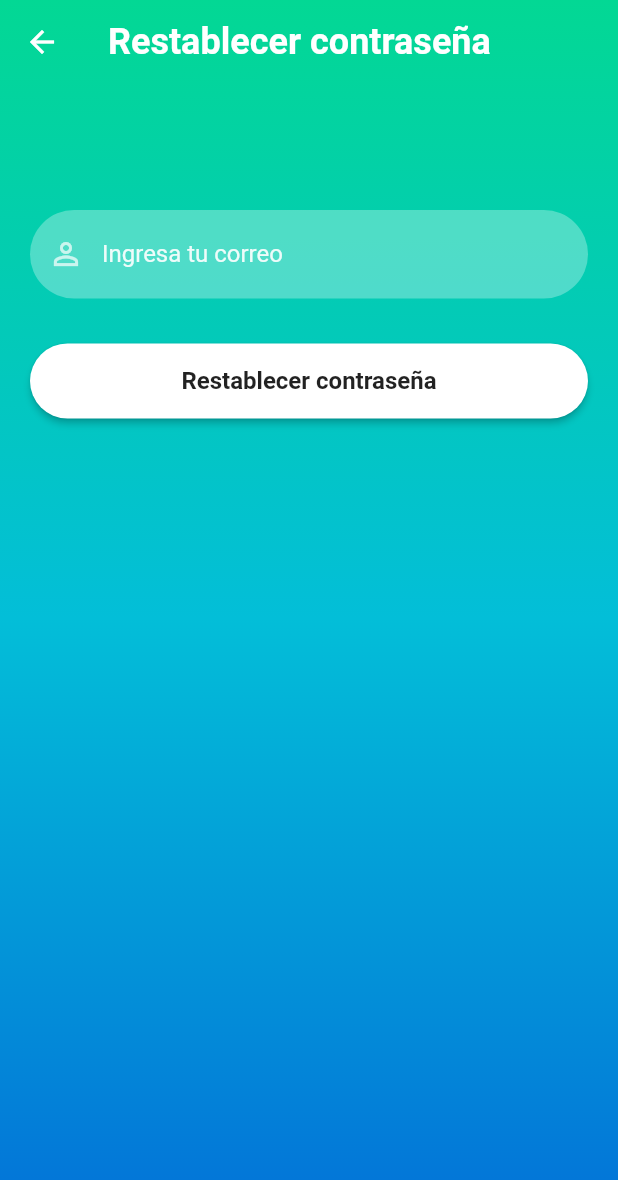
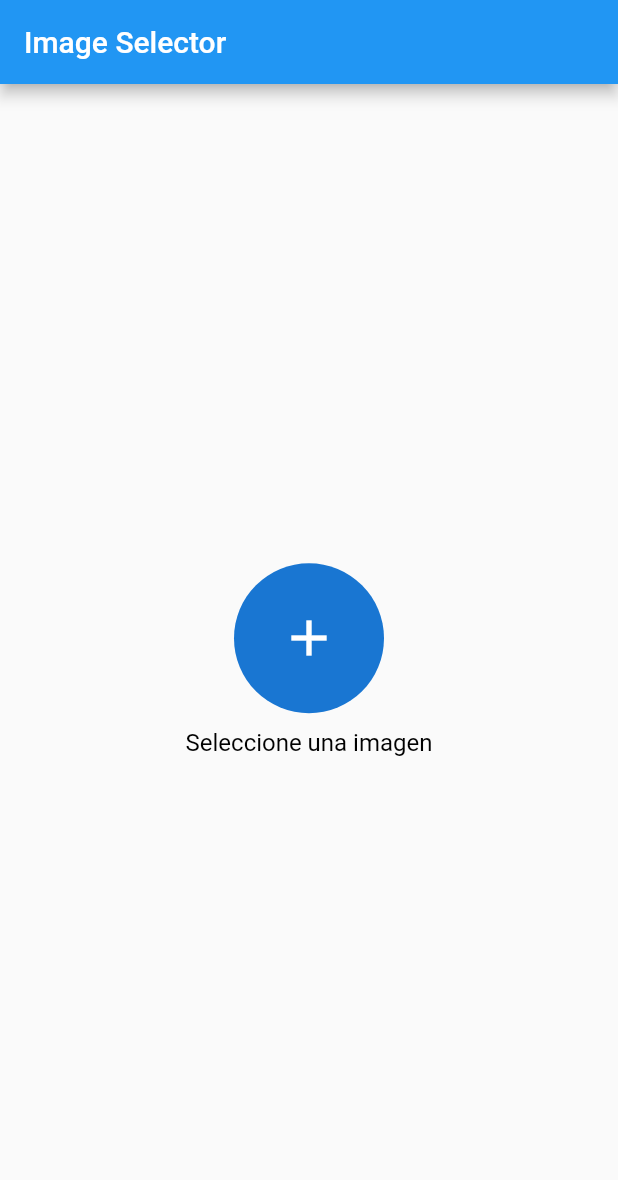
Before and after one commit to Mane64/chatvenenoso, a Flutter app: the screen it shows after launch, after a tap on "¿Haz olvidado la contraseña?", on a phone screen of 412 x 824 dp. Shown: the top 1180 px of the screen. Run offline on Flutter 3.47's test engine with Material 2 defaults, Android fonts, the phone set to English and light mode, and no system bars; our stand-ins replace audioplayers, cached_network_image, cloud_firestore, firebase_auth, firebase_core, firebase_storage and 2 more; accounts and stored records are empty.

Commit message:
en efecto no funcionan las imagenes

```diff
--- /dev/null
+++ b/lib/foto.dart
@@ -0,0 +1,77 @@
+import 'dart:io';
+import 'package:flutter/material.dart';
+import 'package:image_picker/image_picker.dart';
+
+void main() {
+  runApp(MyApp());
+}
+
+class MyApp extends StatelessWidget {
+  @override
+  Widget build(BuildContext context) {
+    return MaterialApp(
+      home: ImageSelectorScreen(),
+    );
+  }
+}
+
+class ImageSelectorScreen extends StatefulWidget {
+  @override
+  _ImageSelectorScreenState createState() => _ImageSelectorScreenState();
+}
+
+class _ImageSelectorScreenState extends State<ImageSelectorScreen> {
+  XFile? _imageFile; // Almacena la imagen seleccionada
+
+  // Método para seleccionar una imagen de la galería
+  Future<void> _pickImage() async {
+    final picker = ImagePicker();
+    final pickedImage = await picker.pickImage(source: ImageSource.gallery);
+
+    if (pickedImage != null) {
+      setState(() {
+        _imageFile = pickedImage;
+      });
+    }
+  }
+
+  @override
+  Widget build(BuildContext context) {
+    return Scaffold(
+      appBar: AppBar(
+        title: Text('Image Selector'),
+      ),
+      body: Center(
+        child: Column(
+          mainAxisAlignment: MainAxisAlignment.center,
+          children: [
+            GestureDetector(
+              onTap: _pickImage,
+              child: CircleAvatar(
+                radius: 50,
+                backgroundImage: _imageFile != null
+                    ? FileImage(File(_imageFile!.path))
+                    : null,
+                child: _imageFile == null
+                    ? Icon(
+                        Icons.add,
+                        size: 40,
+                        color: Colors.white,
+                      )
+                    : null,
+              ),
+            ),
+            const SizedBox(height: 10),
+            Text(
+              'Seleccione una imagen',
+              style: TextStyle(
+                fontSize: 16,
+                color: Colors.black,
+              ),
+            ),
+          ],
+        ),
+      ),
+    );
+  }
+}
--- a/lib/screens/signin_screen.dart
+++ b/lib/screens/signin_screen.dart
@@ -5,6 +5,7 @@ import 'package:chatvenenoso/screens/reset_password.dart';
 import 'package:chatvenenoso/screens/signinup_screen.dart';
 import 'package:chatvenenoso/utils/color_utils.dart';
 import 'package:chatvenenoso/Canales.dart';
+import 'package:chatvenenoso/foto.dart';
 
 class SignInScreen extends StatefulWidget {
   const SignInScreen({Key? key}) : super(key: key);
@@ -16,7 +17,8 @@ class SignInScreen extends StatefulWidget {
 class _SignInScreenState extends State<SignInScreen> {
   TextEditingController _passwordTextController = TextEditingController();
   TextEditingController _emailTextController = TextEditingController();
-  bool _isPasswordVisible = false; // Variable para mostrar u ocultar la contraseña
+  bool _isPasswordVisible =
+      false; // Variable para mostrar u ocultar la contraseña
 
   @override
   Widget build(BuildContext context) {
@@ -37,29 +39,38 @@ class _SignInScreenState extends State<SignInScreen> {
         ),
         child: SingleChildScrollView(
           child: Padding(
-            padding: EdgeInsets.fromLTRB(20, MediaQuery.of(context).size.height * 0.2, 20, 0),
+            padding: EdgeInsets.fromLTRB(
+                20, MediaQuery.of(context).size.height * 0.2, 20, 0),
             child: Column(
               children: <Widget>[
                 logoWidget("assets/LOGOUPPECOLOR.png"),
                 const SizedBox(
                   height: 30,
                 ),
-                reusableTextField("Ingresa tu correo", Icons.person_outline, false, _emailTextController),
+                reusableTextField("Ingresa tu correo", Icons.person_outline,
+                    false, _emailTextController),
                 const SizedBox(
                   height: 20,
                 ),
                 Stack(
                   alignment: Alignment.centerRight,
                   children: [
-                    reusableTextField("Ingresa la contraseña", Icons.lock_outline, !_isPasswordVisible, _passwordTextController),
+                    reusableTextField(
+                        "Ingresa la contraseña",
+                        Icons.lock_outline,
+                        !_isPasswordVisible,
+                        _passwordTextController),
                     IconButton(
                       onPressed: () {
                         setState(() {
-                          _isPasswordVisible = !_isPasswordVisible; // Cambiar el estado para mostrar u ocultar la contraseña
+                          _isPasswordVisible =
+                              !_isPasswordVisible; // Cambiar el estado para mostrar u ocultar la contraseña
                         });
                       },
                       icon: Icon(
-                        _isPasswordVisible ? Icons.visibility : Icons.visibility_off,
+                        _isPasswordVisible
+                            ? Icons.visibility
+                            : Icons.visibility_off,
                       ),
                     ),
                   ],
@@ -68,7 +79,8 @@ class _SignInScreenState extends State<SignInScreen> {
                   height: 5,
                 ),
                 forgetPassword(context),
-                firebaseUIButton(context, "Ingresar", _signInUser), // Modificación aquí
+                firebaseUIButton(
+                    context, "Ingresar", _signInUser), // Modificación aquí
                 signUpOption()
               ],
             ),
@@ -82,14 +94,16 @@ class _SignInScreenState extends State<SignInScreen> {
     return Row(
       mainAxisAlignment: MainAxisAlignment.center,
       children: [
-        const Text("¿No tienes cuenta?", style: TextStyle(color: Colors.white70)),
+        const Text("¿No tienes cuenta?",
+            style: TextStyle(color: Colors.white70)),
         GestureDetector(
           onTap: () {
             Navigator.push(
               context,
               PageRouteBuilder(
                 transitionDuration: Duration(milliseconds: 500),
-                transitionsBuilder: (context, animation, secondaryAnimation, child) {
+                transitionsBuilder:
+                    (context, animation, secondaryAnimation, child) {
                   var begin = Offset(1.0, 0.0);
                   var end = Offset.zero;
                   var tween = Tween(begin: begin, end: end);
@@ -130,7 +144,8 @@ class _SignInScreenState extends State<SignInScreen> {
             context,
             PageRouteBuilder(
               transitionDuration: Duration(milliseconds: 500),
-              transitionsBuilder: (context, animation, secondaryAnimation, child) {
+              transitionsBuilder:
+                  (context, animation, secondaryAnimation, child) {
                 var begin = Offset(1.0, 0.0);
                 var end = Offset.zero;
                 var tween = Tween(begin: begin, end: end);
@@ -141,7 +156,7 @@ class _SignInScreenState extends State<SignInScreen> {
                 );
               },
               pageBuilder: (context, animation, secondaryAnimation) {
-                return ResetPassword();
+                return MyApp(); //ddddddddd
               },
             ),
           );
@@ -160,7 +175,8 @@ class _SignInScreenState extends State<SignInScreen> {
         context: context,
         builder: (context) => AlertDialog(
           title: Text('Error de Inicio de Sesión'),
-          content: Text('Debes rellenar todos los campos con tus credenciales.'),
+          content:
+              Text('Debes rellenar todos los campos con tus credenciales.'),
           actions: [
             TextButton(
               onPressed: () {
@@ -202,7 +218,8 @@ class _SignInScreenState extends State<SignInScreen> {
         context: context,
         builder: (context) => AlertDialog(
           title: Text('Error de Inicio de Sesión'),
-          content: Text('Hubo un error al iniciar sesión. Verifica tus credenciales e intenta nuevamente.'),
+          content: Text(
+              'Hubo un error al iniciar sesión. Verifica tus credenciales e intenta nuevamente.'),
           actions: [
             TextButton(
               onPressed: () {
@@ -211,7 +228,6 @@ class _SignInScreenState extends State<SignInScreen> {
               child: Text(
                 'OK',
                 style: TextStyle(color: Colors.blue),
-
               ),
             ),
           ],
--- a/pubspec.yaml
+++ b/pubspec.yaml
@@ -41,7 +41,7 @@ dependencies:
   file_picker: ^5.3.3
   video_player: ^2.7.0
   image_picker: ^1.0.1
-  audioplayers: ^5.0.0
+  audioplayers: ^0.20.1
   # The following adds the Cupertino Icons font to your application.
   # Use with the CupertinoIcons class for iOS style icons.
   cupertino_icons: ^1.0.2
@@ -72,7 +72,6 @@ flutter:
   assets:
    -  assets/LOGOUPPECOLOR.png
    -  assets/chat-icon.jpg
-   -  assets/sounds/pop.mp3
 
 
   # An image asset can refer to one or more resolution-specific "variants", see
```
Also changed, not shown: lib/screens/config_screen.dart (+11 -3 lines), lib/screens/signinup_screen.dart (+29 -64 lines), pubspec.lock, 6 other files.
